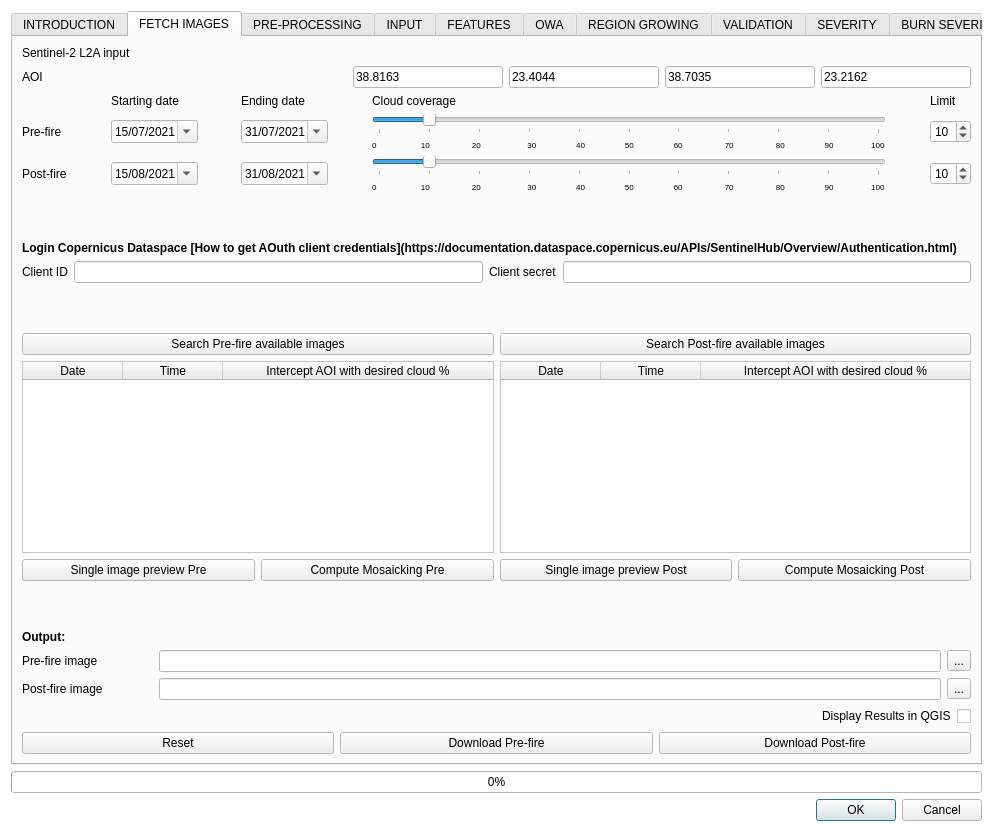
Before: the Qt Designer form BAD_dialog_base.ui in silviamacchi/BAD_v.3.0.0, drawn with Qt 5.
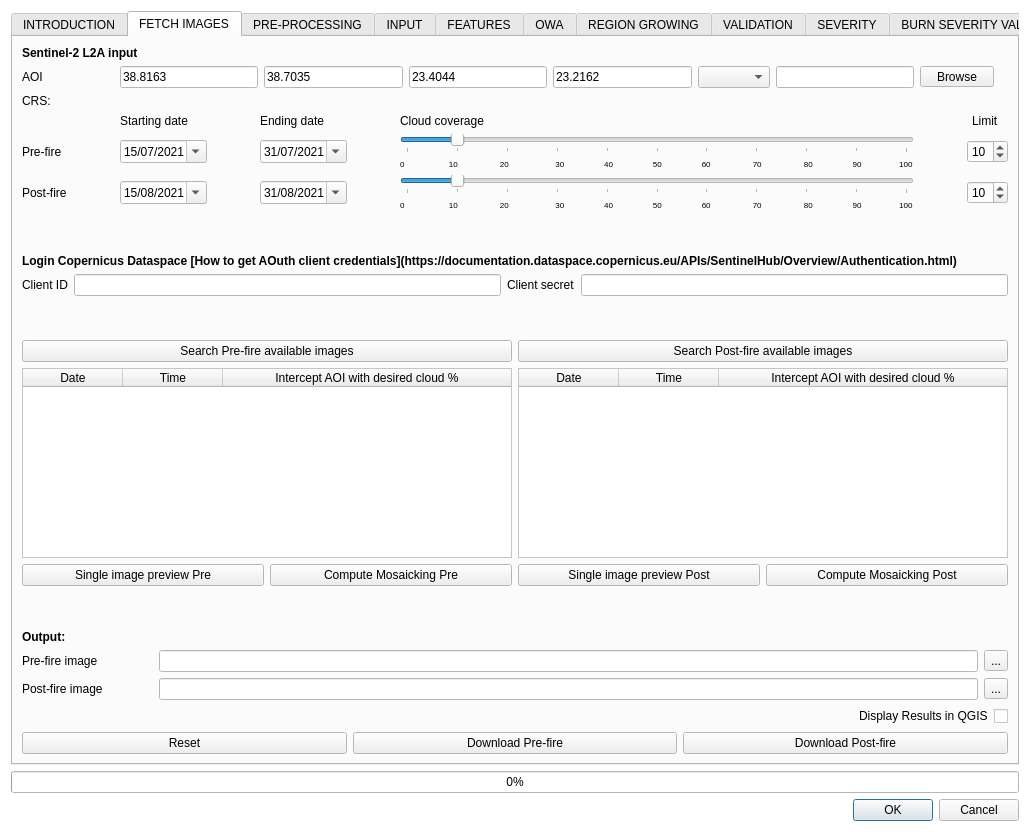
After: the same form once the commit is applied. The open tabs and pages were chosen to show the change. Custom widgets are drawn as their Qt base class.

Commit message: calendar visualization and layers selection

The edit to the form file:
```diff
--- a/BAD_dialog_base.ui
+++ b/BAD_dialog_base.ui
@@ -6,7 +6,7 @@
    <rect>
     <x>0</x>
     <y>0</y>
-    <width>993</width>
+    <width>1030</width>
     <height>832</height>
    </rect>
   </property>
@@ -286,146 +286,215 @@
       <attribute name="title">
        <string>FETCH IMAGES</string>
       </attribute>
-      <layout class="QVBoxLayout" name="verticalLayout_6" stretch="0,0,0,0,0,0,0,0,0,0,0,0">
+      <layout class="QVBoxLayout" name="verticalLayout_6" stretch="0,0,0,0,0,0,0,0,0,0,0">
        <item>
         <widget class="QLabel" name="label_38">
+         <property name="font">
+          <font>
+           <weight>75</weight>
+           <bold>true</bold>
+          </font>
+         </property>
          <property name="text">
           <string>Sentinel-2 L2A input</string>
          </property>
         </widget>
        </item>
-       <item>
-        <layout class="QHBoxLayout" name="horizontalLayout_183">
-         <item>
-          <widget class="QLabel" name="label_52">
-           <property name="text">
-            <string>AOI</string>
-           </property>
-          </widget>
-         </item>
-         <item>
-          <spacer name="horizontalSpacer_340">
-           <property name="orientation">
-            <enum>Qt::Horizontal</enum>
-           </property>
-           <property name="sizeType">
-            <enum>QSizePolicy::Expanding</enum>
-           </property>
-           <property name="sizeHint" stdset="0">
-            <size>
-             <width>20</width>
-             <height>20</height>
-            </size>
-           </property>
-          </spacer>
-         </item>
-         <item>
-          <widget class="QLineEdit" name="lineEdit_North">
-           <property name="maximumSize">
-            <size>
-             <width>150</width>
-             <height>16777215</height>
-            </size>
-           </property>
-           <property name="text">
-            <string>38.8163</string>
-           </property>
-           <property name="placeholderText">
-            <string>north</string>
-           </property>
-          </widget>
-         </item>
-         <item>
-          <widget class="QLineEdit" name="lineEdit_East">
-           <property name="maximumSize">
-            <size>
-             <width>150</width>
-             <height>16777215</height>
-            </size>
-           </property>
-           <property name="text">
-            <string>23.4044</string>
-           </property>
-           <property name="placeholderText">
-            <string>east</string>
-           </property>
-          </widget>
-         </item>
-         <item>
-          <widget class="QLineEdit" name="lineEdit_South">
-           <property name="maximumSize">
-            <size>
-             <width>150</width>
-             <height>16777215</height>
-            </size>
-           </property>
-           <property name="text">
-            <string>38.7035</string>
-           </property>
-           <property name="placeholderText">
-            <string>south</string>
-           </property>
-          </widget>
-         </item>
-         <item>
-          <widget class="QLineEdit" name="lineEdit_West">
-           <property name="maximumSize">
-            <size>
-             <width>150</width>
-             <height>16777215</height>
-            </size>
-           </property>
-           <property name="text">
-            <string>23.2162</string>
-           </property>
-           <property name="placeholderText">
-            <string>west</string>
-           </property>
-          </widget>
-         </item>
-        </layout>
-       </item>
        <item>
         <layout class="QGridLayout" name="gridLayout_9">
-         <item row="1" column="8">
+         <item row="0" column="2" colspan="5">
+          <layout class="QGridLayout" name="gridLayout_10">
+           <item row="0" column="1">
+            <widget class="QLineEdit" name="lineEdit_South">
+             <property name="maximumSize">
+              <size>
+               <width>150</width>
+               <height>16777215</height>
+              </size>
+             </property>
+             <property name="text">
+              <string>38.7035</string>
+             </property>
+             <property name="placeholderText">
+              <string>south</string>
+             </property>
+            </widget>
+           </item>
+           <item row="0" column="3">
+            <widget class="QLineEdit" name="lineEdit_West">
+             <property name="maximumSize">
+              <size>
+               <width>150</width>
+               <height>16777215</height>
+              </size>
+             </property>
+             <property name="text">
+              <string>23.2162</string>
+             </property>
+             <property name="placeholderText">
+              <string>west</string>
+             </property>
+            </widget>
+           </item>
+           <item row="0" column="2">
+            <widget class="QLineEdit" name="lineEdit_East">
+             <property name="maximumSize">
+              <size>
+               <width>150</width>
+               <height>16777215</height>
+              </size>
+             </property>
+             <property name="text">
+              <string>23.4044</string>
+             </property>
+             <property name="placeholderText">
+              <string>east</string>
+             </property>
+            </widget>
+           </item>
+           <item row="0" column="4">
+            <widget class="QComboBox" name="comboBox_AOI_layer"/>
+           </item>
+           <item row="0" column="5">
+            <widget class="QLineEdit" name="lineEdit_AOI"/>
+           </item>
+           <item row="0" column="0">
+            <widget class="QLineEdit" name="lineEdit_North">
+             <property name="maximumSize">
+              <size>
+               <width>150</width>
+               <height>16777215</height>
+              </size>
+             </property>
+             <property name="text">
+              <string>38.8163</string>
+             </property>
+             <property name="placeholderText">
+              <string>north</string>
+             </property>
+            </widget>
+           </item>
+          </layout>
+         </item>
+         <item row="2" column="7" colspan="2" alignment="Qt::AlignRight">
           <widget class="QLabel" name="label_77">
            <property name="text">
-            <string>Limit</string>
+            <string>Limit   </string>
            </property>
           </widget>
          </item>
-         <item row="1" column="4">
-          <widget class="QLabel" name="label_76">
+         <item row="4" column="3">
+          <spacer name="horizontalSpacer_24">
+           <property name="orientation">
+            <enum>Qt::Horizontal</enum>
+           </property>
+           <property name="sizeHint" stdset="0">
+            <size>
+             <width>40</width>
+             <height>20</height>
+            </size>
+           </property>
+          </spacer>
+         </item>
+         <item row="4" column="1">
+          <spacer name="horizontalSpacer_27">
+           <property name="orientation">
+            <enum>Qt::Horizontal</enum>
+           </property>
+           <property name="sizeHint" stdset="0">
+            <size>
+             <width>40</width>
+             <height>20</height>
+            </size>
+           </property>
+          </spacer>
+         </item>
+         <item row="4" column="7">
+          <spacer name="horizontalSpacer_23">
+           <property name="orientation">
+            <enum>Qt::Horizontal</enum>
+           </property>
+           <property name="sizeHint" stdset="0">
+            <size>
+             <width>40</width>
+             <height>20</height>
+            </size>
+           </property>
+          </spacer>
+         </item>
+         <item row="3" column="0">
+          <widget class="QLabel" name="label_72">
            <property name="text">
-            <string>Ending date</string>
+            <string>Pre-fire</string>
            </property>
-          </widget>
-         </item>
-         <item row="3" column="5">
-          <spacer name="horizontalSpacer_28">
-           <property name="orientation">
-            <enum>Qt::Horizontal</enum>
+           <property name="scaledContents">
+            <bool>false</bool>
            </property>
-           <property name="sizeHint" stdset="0">
-            <size>
-             <width>40</width>
-             <height>20</height>
-            </size>
-           </property>
-          </spacer>
-         </item>
-         <item row="3" column="8">
-          <widget class="QSpinBox" name="spinBox_FI_limit_post">
-           <property name="maximum">
-            <number>20</number>
-           </property>
-           <property name="value">
-            <number>10</number>
-           </property>
           </widget>
          </item>
-         <item row="3" column="4">
-          <widget class="QDateEdit" name="dateEdit_End_post">
+         <item row="3" column="6">
+          <layout class="QVBoxLayout" name="verticalLayout_7">
+           <item>
+            <widget class="QSlider" name="horizontalSlider_cloud_pre">
+             <property name="sizePolicy">
+              <sizepolicy hsizetype="Preferred" vsizetype="Preferred">
+               <horstretch>0</horstretch>
+               <verstretch>0</verstretch>
+              </sizepolicy>
+             </property>
+             <property name="minimumSize">
+              <size>
+               <width>0</width>
+               <height>15</height>
+              </size>
+             </property>
+             <property name="maximumSize">
+              <size>
+               <width>16777215</width>
+               <height>16777215</height>
+              </size>
+             </property>
+             <property name="mouseTracking">
+              <bool>false</bool>
+             </property>
+             <property name="maximum">
+              <number>100</number>
+             </property>
+             <property name="sliderPosition">
+              <number>10</number>
+             </property>
+             <property name="tracking">
+              <bool>true</bool>
+             </property>
+             <property name="orientation">
+              <enum>Qt::Horizontal</enum>
+             </property>
+             <property name="tickPosition">
+              <enum>QSlider::TicksBelow</enum>
+             </property>
+             <property name="tickInterval">
+              <number>10</number>
+             </property>
+            </widget>
+           </item>
+           <item>
+            <widget class="QLabel" name="label_75">
+             <property name="font">
+              <font>
+               <pointsize>6</pointsize>
+               <weight>50</weight>
+               <bold>false</bold>
+              </font>
+             </property>
+             <property name="text">
+              <string>0                    10                   20                     30                  40                  50                  60                   70                   80                  90                 100</string>
+             </property>
+            </widget>
+           </item>
+          </layout>
+         </item>
+         <item row="4" column="2">
+          <widget class="QDateEdit" name="dateEdit_Start_post">
            <property name="sizePolicy">
             <sizepolicy hsizetype="Expanding" vsizetype="Fixed">
              <horstretch>0</horstretch>
@@ -448,26 +517,107 @@
             <date>
              <year>2021</year>
              <month>8</month>
-             <day>31</day>
+             <day>15</day>
             </date>
            </property>
           </widget>
          </item>
-         <item row="1" column="2">
-          <widget class="QLabel" name="label_51">
-           <property name="text">
-            <string>Starting date</string>
-           </property>
-          </widget>
-         </item>
-         <item row="1" column="6">
+         <item row="2" column="6">
           <widget class="QLabel" name="label_78">
            <property name="text">
             <string>Cloud coverage</string>
            </property>
           </widget>
          </item>
+         <item row="4" column="6">
+          <layout class="QVBoxLayout" name="verticalLayout_post">
+           <item>
+            <widget class="QSlider" name="horizontalSlider_cloud_post">
+             <property name="sizePolicy">
+              <sizepolicy hsizetype="Preferred" vsizetype="Preferred">
+               <horstretch>0</horstretch>
+               <verstretch>0</verstretch>
+              </sizepolicy>
+             </property>
+             <property name="minimumSize">
+              <size>
+               <width>0</width>
+               <height>15</height>
+              </size>
+             </property>
+             <property name="maximumSize">
+              <size>
+               <width>16777215</width>
+               <height>16777215</height>
+              </size>
+             </property>
+             <property name="mouseTracking">
+              <bool>false</bool>
+             </property>
+             <property name="maximum">
+              <number>100</number>
+             </property>
+             <property name="sliderPosition">
+              <number>10</number>
+             </property>
+             <property name="tracking">
+              <bool>true</bool>
+             </property>
+             <property name="orientation">
+              <enum>Qt::Horizontal</enum>
+             </property>
+             <property name="tickPosition">
+              <enum>QSlider::TicksBelow</enum>
+             </property>
+             <property name="tickInterval">
+              <number>10</number>
+             </property>
+            </widget>
+           </item>
+           <item>
+            <widget class="QLabel" name="label_751">
+             <property name="font">
+              <font>
+               <pointsize>6</pointsize>
+               <weight>50</weight>
+               <bold>false</bold>
+              </font>
+             </property>
+             <property name="text">
+              <string>0                    10                   20                     30                  40                  50                  60                   70                   80                  90                 100</string>
+             </property>
+            </widget>
+           </item>
+          </layout>
+         </item>
+         <item row="4" column="5">
+          <spacer name="horizontalSpacer_28">
+           <property name="orientation">
+            <enum>Qt::Horizontal</enum>
+           </property>
+           <property name="sizeHint" stdset="0">
+            <size>
+             <width>40</width>
+             <height>20</height>
+            </size>
+           </property>
+          </spacer>
+         </item>
          <item row="2" column="4">
+          <widget class="QLabel" name="label_76">
+           <property name="text">
+            <string>Ending date</string>
+           </property>
+          </widget>
+         </item>
+         <item row="4" column="0">
+          <widget class="QLabel" name="label_73">
+           <property name="text">
+            <string>Post-fire</string>
+           </property>
+          </widget>
+         </item>
+         <item row="3" column="4">
           <widget class="QDateEdit" name="dateEdit_End_pre">
            <property name="sizePolicy">
             <sizepolicy hsizetype="Expanding" vsizetype="Fixed">
@@ -506,243 +656,7 @@
            </property>
           </widget>
          </item>
-         <item row="3" column="6">
-          <layout class="QVBoxLayout" name="verticalLayout_post">
-           <item>
-            <widget class="QSlider" name="horizontalSlider_cloud_post">
-             <property name="sizePolicy">
-              <sizepolicy hsizetype="Preferred" vsizetype="Preferred">
-               <horstretch>0</horstretch>
-               <verstretch>0</verstretch>
-              </sizepolicy>
-             </property>
-             <property name="minimumSize">
-              <size>
-               <width>0</width>
-               <height>15</height>
-              </size>
-             </property>
-             <property name="maximumSize">
-              <size>
-               <width>16777215</width>
-               <height>16777215</height>
-              </size>
-             </property>
-             <property name="mouseTracking">
-              <bool>false</bool>
-             </property>
-             <property name="maximum">
-              <number>100</number>
-             </property>
-             <property name="sliderPosition">
-              <number>10</number>
-             </property>
-             <property name="tracking">
-              <bool>true</bool>
-             </property>
-             <property name="orientation">
-              <enum>Qt::Horizontal</enum>
-             </property>
-             <property name="tickPosition">
-              <enum>QSlider::TicksBelow</enum>
-             </property>
-             <property name="tickInterval">
-              <number>10</number>
-             </property>
-            </widget>
-           </item>
-           <item>
-            <widget class="QLabel" name="label_751">
-             <property name="font">
-              <font>
-               <pointsize>6</pointsize>
-               <weight>50</weight>
-               <bold>false</bold>
-              </font>
-             </property>
-             <property name="text">
-              <string>0                    10                   20                     30                  40                  50                  60                   70                   80                  90                 100</string>
-             </property>
-            </widget>
-           </item>
-          </layout>
-         </item>
-         <item row="3" column="1">
-          <spacer name="horizontalSpacer_27">
-           <property name="orientation">
-            <enum>Qt::Horizontal</enum>
-           </property>
-           <property name="sizeHint" stdset="0">
-            <size>
-             <width>40</width>
-             <height>20</height>
-            </size>
-           </property>
-          </spacer>
-         </item>
-         <item row="3" column="7">
-          <spacer name="horizontalSpacer_23">
-           <property name="orientation">
-            <enum>Qt::Horizontal</enum>
-           </property>
-           <property name="sizeHint" stdset="0">
-            <size>
-             <width>40</width>
-             <height>20</height>
-            </size>
-           </property>
-          </spacer>
-         </item>
-         <item row="3" column="3">
-          <spacer name="horizontalSpacer_24">
-           <property name="orientation">
-            <enum>Qt::Horizontal</enum>
-           </property>
-           <property name="sizeHint" stdset="0">
-            <size>
-             <width>40</width>
-             <height>20</height>
-            </size>
-           </property>
-          </spacer>
-         </item>
-         <item row="2" column="2">
-          <widget class="QDateEdit" name="dateEdit_Start_pre">
-           <property name="sizePolicy">
-            <sizepolicy hsizetype="Expanding" vsizetype="Fixed">
-             <horstretch>0</horstretch>
-             <verstretch>0</verstretch>
-            </sizepolicy>
-           </property>
-           <property name="maximumSize">
-            <size>
-             <width>150</width>
-             <height>16777215</height>
-            </size>
-           </property>
-           <property name="displayFormat">
-            <string>dd/MM/yyyy</string>
-           </property>
-           <property name="calendarPopup">
-            <bool>true</bool>
-           </property>
-           <property name="date">
-            <date>
-             <year>2021</year>
-             <month>7</month>
-             <day>15</day>
-            </date>
-           </property>
-          </widget>
-         </item>
-         <item row="3" column="0">
-          <widget class="QLabel" name="label_73">
-           <property name="text">
-            <string>Post-fire</string>
-           </property>
-          </widget>
-         </item>
-         <item row="2" column="0">
-          <widget class="QLabel" name="label_72">
-           <property name="text">
-            <string>Pre-fire</string>
-           </property>
-           <property name="scaledContents">
-            <bool>false</bool>
-           </property>
-          </widget>
-         </item>
-         <item row="3" column="2">
-          <widget class="QDateEdit" name="dateEdit_Start_post">
-           <property name="sizePolicy">
-            <sizepolicy hsizetype="Expanding" vsizetype="Fixed">
-             <horstretch>0</horstretch>
-             <verstretch>0</verstretch>
-            </sizepolicy>
-           </property>
-           <property name="maximumSize">
-            <size>
-             <width>150</width>
-             <height>16777215</height>
-            </size>
-           </property>
-           <property name="displayFormat">
-            <string>dd/MM/yyyy</string>
-           </property>
-           <property name="calendarPopup">
-            <bool>true</bool>
-           </property>
-           <property name="date">
-            <date>
-             <year>2021</year>
-             <month>8</month>
-             <day>15</day>
-            </date>
-           </property>
-          </widget>
-         </item>
-         <item row="2" column="6">
-          <layout class="QVBoxLayout" name="verticalLayout_7">
-           <item>
-            <widget class="QSlider" name="horizontalSlider_cloud_pre">
-             <property name="sizePolicy">
-              <sizepolicy hsizetype="Preferred" vsizetype="Preferred">
-               <horstretch>0</horstretch>
-               <verstretch>0</verstretch>
-              </sizepolicy>
-             </property>
-             <property name="minimumSize">
-              <size>
-               <width>0</width>
-               <height>15</height>
-              </size>
-             </property>
-             <property name="maximumSize">
-              <size>
-               <width>16777215</width>
-               <height>16777215</height>
-              </size>
-             </property>
-             <property name="mouseTracking">
-              <bool>false</bool>
-             </property>
-             <property name="maximum">
-              <number>100</number>
-             </property>
-             <property name="sliderPosition">
-              <number>10</number>
-             </property>
-             <property name="tracking">
-              <bool>true</bool>
-             </property>
-             <property name="orientation">
-              <enum>Qt::Horizontal</enum>
-             </property>
-             <property name="tickPosition">
-              <enum>QSlider::TicksBelow</enum>
-             </property>
-             <property name="tickInterval">
-              <number>10</number>
-             </property>
-            </widget>
-           </item>
-           <item>
-            <widget class="QLabel" name="label_75">
-             <property name="font">
-              <font>
-               <pointsize>6</pointsize>
-               <weight>50</weight>
-               <bold>false</bold>
-              </font>
-             </property>
-             <property name="text">
-              <string>0                    10                   20                     30                  40                  50                  60                   70                   80                  90                 100</string>
-             </property>
-            </widget>
-           </item>
-          </layout>
-         </item>
-         <item row="2" column="8">
+         <item row="3" column="8">
           <widget class="QSpinBox" name="spinBox_FI_limit_pre">
            <property name="maximum">
             <number>20</number>
@@ -752,6 +666,102 @@
            </property>
           </widget>
          </item>
+         <item row="0" column="7" colspan="2">
+          <widget class="QToolButton" name="toolButton_AOI_path">
+           <property name="text">
+            <string>   Browse   </string>
+           </property>
+          </widget>
+         </item>
+         <item row="4" column="8">
+          <widget class="QSpinBox" name="spinBox_FI_limit_post">
+           <property name="maximum">
+            <number>20</number>
+           </property>
+           <property name="value">
+            <number>10</number>
+           </property>
+          </widget>
+         </item>
+         <item row="3" column="2">
+          <widget class="QDateEdit" name="dateEdit_Start_pre">
+           <property name="sizePolicy">
+            <sizepolicy hsizetype="Expanding" vsizetype="Fixed">
+             <horstretch>0</horstretch>
+             <verstretch>0</verstretch>
+            </sizepolicy>
+           </property>
+           <property name="maximumSize">
+            <size>
+             <width>150</width>
+             <height>16777215</height>
+            </size>
+           </property>
+           <property name="displayFormat">
+            <string>dd/MM/yyyy</string>
+           </property>
+           <property name="calendarPopup">
+            <bool>true</bool>
+           </property>
+           <property name="date">
+            <date>
+             <year>2021</year>
+             <month>7</month>
+             <day>15</day>
+            </date>
+           </property>
+          </widget>
+         </item>
+         <item row="4" column="4">
+          <widget class="QDateEdit" name="dateEdit_End_post">
+           <property name="sizePolicy">
+            <sizepolicy hsizetype="Expanding" vsizetype="Fixed">
+             <horstretch>0</horstretch>
+             <verstretch>0</verstretch>
+            </sizepolicy>
+           </property>
+           <property name="maximumSize">
+            <size>
+             <width>150</width>
+             <height>16777215</height>
+            </size>
+           </property>
+           <property name="displayFormat">
+            <string>dd/MM/yyyy</string>
+           </property>
+           <property name="calendarPopup">
+            <bool>true</bool>
+           </property>
+           <property name="date">
+            <date>
+             <year>2021</year>
+             <month>8</month>
+             <day>31</day>
+            </date>
+           </property>
+          </widget>
+         </item>
+         <item row="2" column="2">
+          <widget class="QLabel" name="label_51">
+           <property name="text">
+            <string>Starting date</string>
+           </property>
+          </widget>
+         </item>
+         <item row="0" column="0">
+          <widget class="QLabel" name="label_52">
+           <property name="text">
+            <string>AOI</string>
+           </property>
+          </widget>
+         </item>
+         <item row="1" column="0" colspan="2">
+          <widget class="QLabel" name="label_CRS">
+           <property name="text">
+            <string>CRS: </string>
+           </property>
+          </widget>
+         </item>
         </layout>
        </item>
        <item>
```
Left out of the diff: 44 changed lines with no effect on the pictures. The commit also changes 1 other file.
